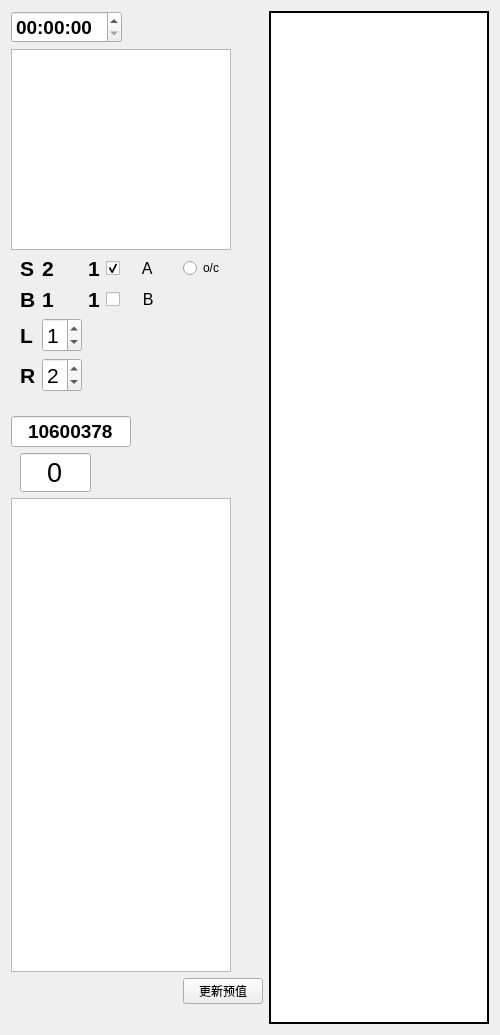
First picture: the form in mdquota.ui, repository steveliao93/TradingSHFE, before the edit.
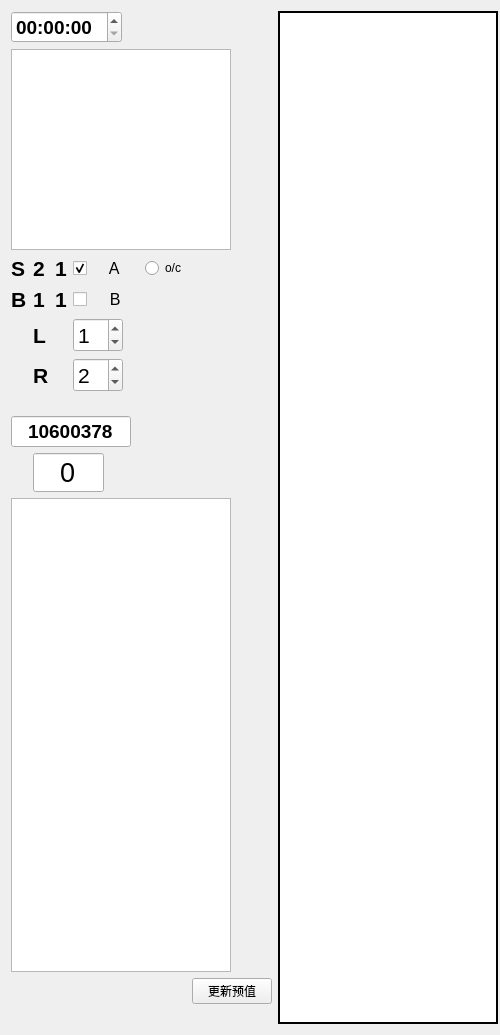
Second picture: the form after the edit.

The edit to the form file:
```diff
--- a/mdquota.ui
+++ b/mdquota.ui
@@ -526,29 +526,7 @@
      </property>
     </widget>
    </item>
-   <item row="3" column="1">
-    <widget class="QLabel" name="label_3">
-     <property name="maximumSize">
-      <size>
-       <width>31</width>
-       <height>51</height>
-      </size>
-     </property>
-     <property name="font">
-      <font>
-       <pointsize>16</pointsize>
-       <bold>true</bold>
-      </font>
-     </property>
-     <property name="autoFillBackground">
-      <bool>false</bool>
-     </property>
-     <property name="text">
-      <string>B</string>
-     </property>
-    </widget>
-   </item>
-   <item row="2" column="1">
+   <item row="2" column="0">
     <widget class="QLabel" name="label_4">
      <property name="maximumSize">
       <size>
@@ -570,7 +548,7 @@
      </property>
     </widget>
    </item>
-   <item row="2" column="2">
+   <item row="2" column="1">
     <widget class="QLabel" name="label_5">
      <property name="maximumSize">
       <size>
@@ -592,7 +570,29 @@
      </property>
     </widget>
    </item>
-   <item row="3" column="2">
+   <item row="3" column="0">
+    <widget class="QLabel" name="label_3">
+     <property name="maximumSize">
+      <size>
+       <width>31</width>
+       <height>51</height>
+      </size>
+     </property>
+     <property name="font">
+      <font>
+       <pointsize>16</pointsize>
+       <bold>true</bold>
+      </font>
+     </property>
+     <property name="autoFillBackground">
+      <bool>false</bool>
+     </property>
+     <property name="text">
+      <string>B</string>
+     </property>
+    </widget>
+   </item>
+   <item row="3" column="1">
     <widget class="QLabel" name="label_6">
      <property name="maximumSize">
       <size>
@@ -620,29 +620,7 @@
      </property>
     </widget>
    </item>
-   <item row="2" column="3">
-    <widget class="QLabel" name="label_8">
-     <property name="maximumSize">
-      <size>
-       <width>31</width>
-       <height>16777215</height>
-      </size>
-     </property>
-     <property name="font">
-      <font>
-       <pointsize>16</pointsize>
-       <bold>true</bold>
-      </font>
-     </property>
-     <property name="autoFillBackground">
-      <bool>false</bool>
-     </property>
-     <property name="text">
-      <string>1</string>
-     </property>
-    </widget>
-   </item>
-   <item row="3" column="3">
+   <item row="3" column="2">
     <widget class="QLabel" name="label_7">
      <property name="maximumSize">
       <size>
@@ -664,7 +642,29 @@
      </property>
     </widget>
    </item>
-   <item row="2" column="4">
+   <item row="2" column="2">
+    <widget class="QLabel" name="label_8">
+     <property name="maximumSize">
+      <size>
+       <width>31</width>
+       <height>16777215</height>
+      </size>
+     </property>
+     <property name="font">
+      <font>
+       <pointsize>16</pointsize>
+       <bold>true</bold>
+      </font>
+     </property>
+     <property name="autoFillBackground">
+      <bool>false</bool>
+     </property>
+     <property name="text">
+      <string>1</string>
+     </property>
+    </widget>
+   </item>
+   <item row="2" column="3">
     <widget class="QCheckBox" name="checkBox_3">
      <property name="maximumSize">
       <size>
@@ -685,7 +685,7 @@
      </property>
     </widget>
    </item>
-   <item row="3" column="4">
+   <item row="3" column="3">
     <widget class="QCheckBox" name="checkBox_2">
      <property name="maximumSize">
       <size>
@@ -703,22 +703,6 @@
      </property>
     </widget>
    </item>
-   <item row="2" column="7">
-    <widget class="QRadioButton" name="radioButton">
-     <property name="maximumSize">
-      <size>
-       <width>95</width>
-       <height>16777215</height>
-      </size>
-     </property>
-     <property name="text">
-      <string>o/c</string>
-     </property>
-     <property name="checked">
-      <bool>false</bool>
-     </property>
-    </widget>
-   </item>
    <item row="4" column="1">
     <widget class="QLabel" name="label">
      <property name="maximumSize">
@@ -763,11 +747,11 @@
      </property>
     </widget>
    </item>
-   <item row="4" column="2">
+   <item row="4" column="3">
     <widget class="QSpinBox" name="spinBox">
      <property name="maximumSize">
       <size>
-       <width>40</width>
+       <width>50</width>
        <height>16777215</height>
       </size>
      </property>
@@ -781,11 +765,11 @@
      </property>
     </widget>
    </item>
-   <item row="5" column="2">
+   <item row="5" column="3">
     <widget class="QSpinBox" name="spinBox_2">
      <property name="maximumSize">
       <size>
-       <width>40</width>
+       <width>50</width>
        <height>16777215</height>
       </size>
      </property>
@@ -799,6 +783,22 @@
      </property>
     </widget>
    </item>
+   <item row="2" column="6">
+    <widget class="QRadioButton" name="radioButton">
+     <property name="maximumSize">
+      <size>
+       <width>95</width>
+       <height>16777215</height>
+      </size>
+     </property>
+     <property name="text">
+      <string>o/c</string>
+     </property>
+     <property name="checked">
+      <bool>false</bool>
+     </property>
+    </widget>
+   </item>
   </layout>
  </widget>
  <layoutdefault spacing="6" margin="11"/>
```
